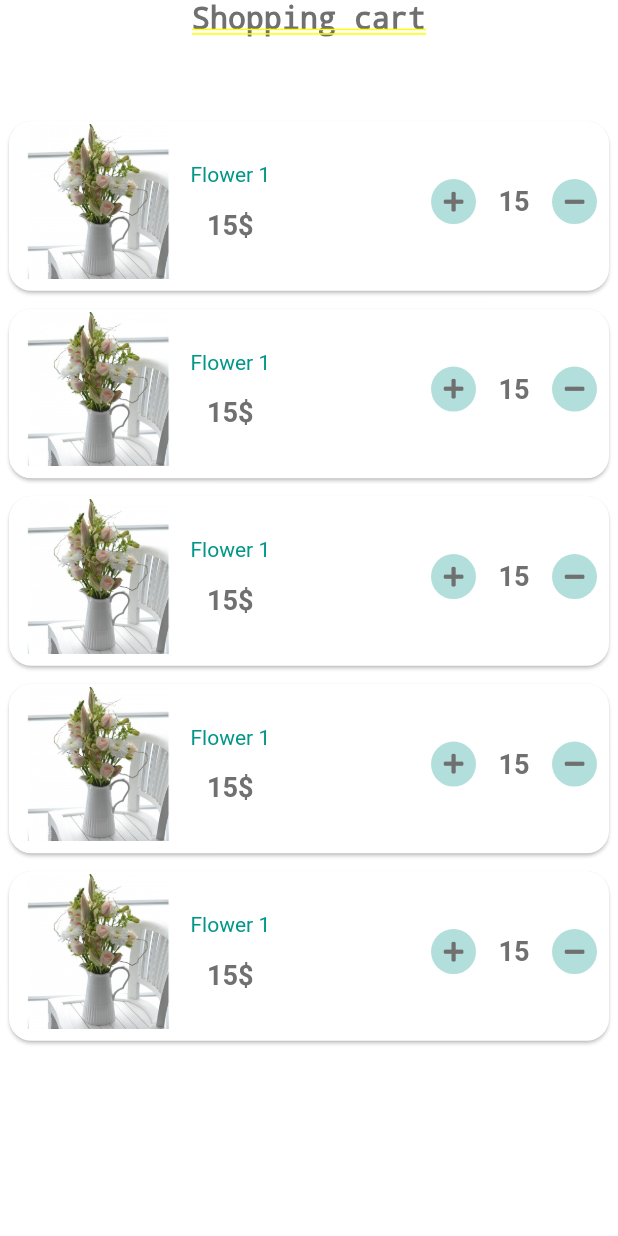
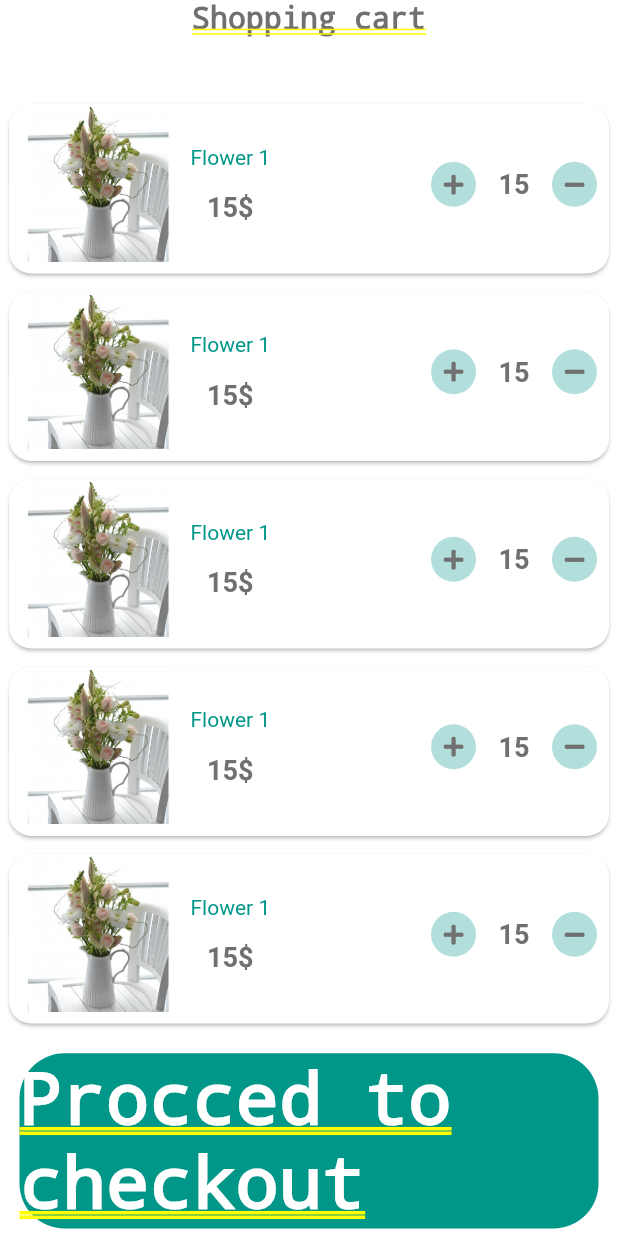
Before and after one commit to MuhammadEssam96/warda, a Flutter app: the ShoppingCartScreen screen opened by its route, on a phone screen of 412 x 824 dp. Run offline on Flutter 3.47's test engine with Material 2 defaults, Android fonts, the phone set to English and light mode, and no system bars; our stand-ins replace font_awesome_flutter.

Commit message:
add checkout button

```diff
--- a/lib/ui/screens/shopping_cart_screen.dart
+++ b/lib/ui/screens/shopping_cart_screen.dart
@@ -26,6 +26,16 @@ class ShoppingCartScreen extends StatelessWidget {
           return ShoppingCartWidget(mediaQ: mediaQ);
         },),
       ),
+      Expanded(flex: 2,
+      child: Container(
+        alignment: Alignment.center,
+        width: mediaQ-26,
+        margin: EdgeInsets.all(5),
+        decoration: BoxDecoration(
+          color: Colors.teal,
+          borderRadius: BorderRadius.circular(30), ),
+          child: Text('Procced to checkout',style: TextStyle(color: AppColors.white),),
+      ),),
     ],
     );
 
```
